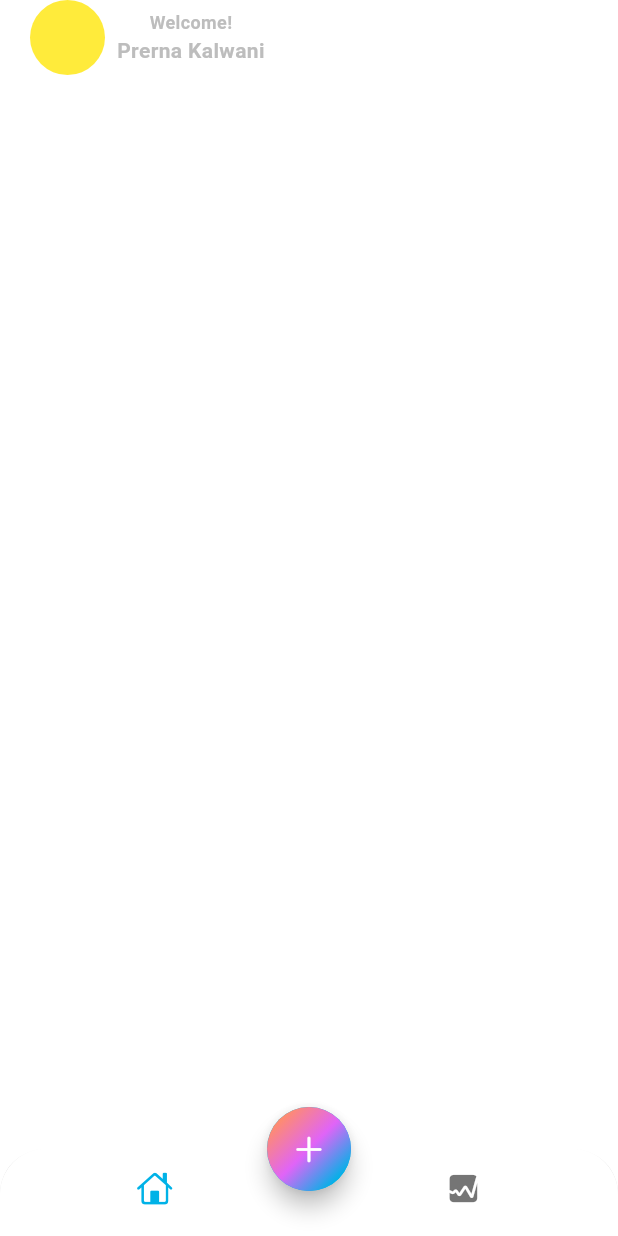
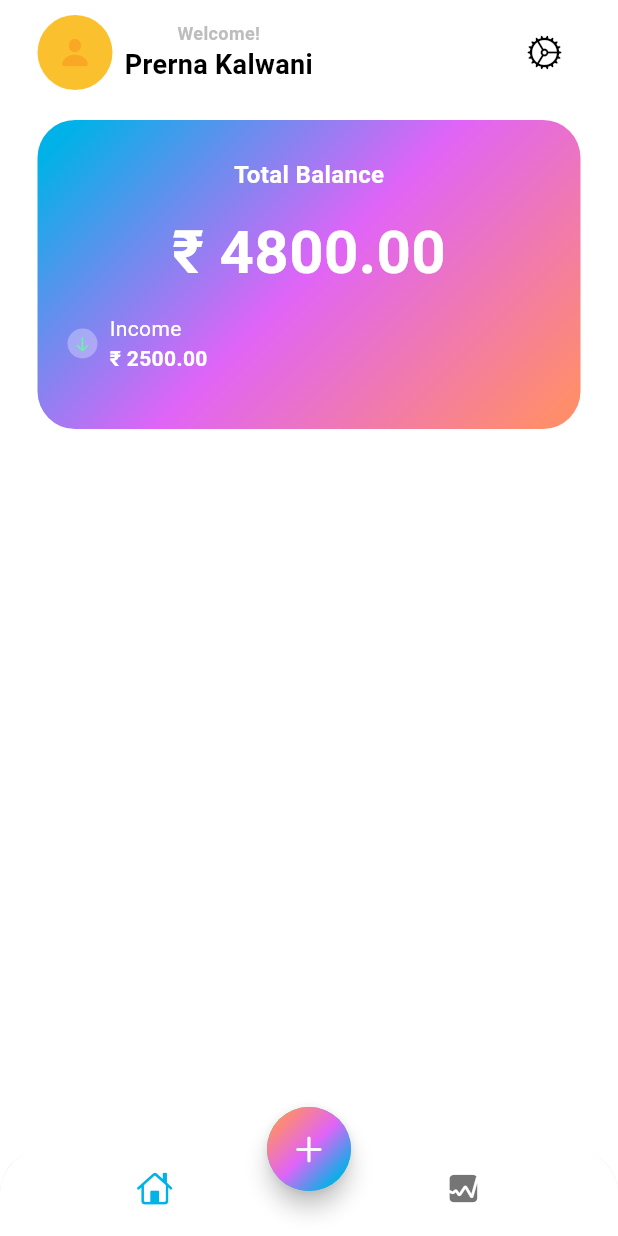
Before and after one commit to NANA100908/finance_buddy, a Flutter app: the screen it shows after launch, on a phone screen of 412 x 824 dp. Run offline on Flutter 3.47's test engine with Material 3 defaults, Android fonts, the phone set to English and light mode, and no system bars.

Commit message:
main screen integrated

```diff
--- a/lib/screens/home/views/main_screen.dart
+++ b/lib/screens/home/views/main_screen.dart
@@ -1,3 +1,6 @@
+import 'dart:math';
+
+import 'package:flutter/cupertino.dart';
 import 'package:flutter/material.dart';
 
 class MainScreen extends StatelessWidget {
@@ -7,20 +10,32 @@ class MainScreen extends StatelessWidget {
   Widget build(BuildContext context) {
     return SafeArea(
       child: Padding(
-            padding: const EdgeInsets.symmetric(horizontal: 20.0),
+        padding: const EdgeInsets.symmetric(horizontal: 25, vertical: 10),
         child: Column(
           children: [
             Row(
+              mainAxisAlignment: MainAxisAlignment.spaceBetween,
+              children: [
+                Row(
+                  children: [
+                    Stack(
+                      alignment: Alignment.center,
                       children: [
                         Container(
+                          height: 50,
                           width: 50,
-                      height: 50,
                           decoration: const BoxDecoration(
                             shape: BoxShape.circle,
-                        color: Colors.yellow
+                            color: Color.fromRGBO(251, 192, 45, 1),
                           ),
                         ),
-                    const SizedBox(width: 8,),
+                        Icon(
+                          CupertinoIcons.person_fill,
+                          color: Colors.yellow.shade800,
+                        )
+                      ],
+                    ),
+                    const SizedBox(width: 8),
                     Column(
                       children: [
                         Text(
@@ -34,14 +49,103 @@ class MainScreen extends StatelessWidget {
                         Text(
                           "Prerna Kalwani",
                           style: TextStyle(
+                              fontSize: 18,
+                              fontWeight: FontWeight.bold,
+                              color: Theme.of(context).colorScheme.onBackground
+                          ),
+                        ),
+                      ],
+                    ),
+                  ],
+                ),
+                IconButton(onPressed: () {}, icon: const Icon(CupertinoIcons.settings)),
+              ],
+            ),
+            const SizedBox(height: 20,),
+            Container(
+              width: MediaQuery.of(context).size.width,
+              height: MediaQuery.of(context).size.width / 2,
+              decoration: BoxDecoration(
+                gradient: LinearGradient(
+                  colors: [
+                    Theme.of(context).colorScheme.primary,
+                    Theme.of(context).colorScheme.secondary,
+                    Theme.of(context).colorScheme.tertiary,
+                  ],
+                  transform: const GradientRotation(pi / 4),
+                ),
+                borderRadius: BorderRadius.circular(25),
+              ),
+              child: Column(
+                mainAxisAlignment: MainAxisAlignment.center,
+                children: [
+                  const Text(
+                    'Total Balance',
+                    style: TextStyle(
+                        fontSize: 16,
+                        color: Colors.white,
+                        fontWeight: FontWeight.w600
+                    ),
+                  ),
+                  const SizedBox(height: 12),
+                  const Text(
+                    '\u{20B9} 4800.00',
+                    style: TextStyle(
+                        fontSize: 40,
+                        color: Colors.white,
+                        fontWeight: FontWeight.bold
+                    ),
+                  ),
+                  Padding(
+                    padding: const EdgeInsets.symmetric(vertical: 12, horizontal: 20),
+                    child: Row(
+                      children: [
+                        Row(
+                          children: [
+                            Container(
+                              width: 20,
+                              height: 20,
+                              decoration:const  BoxDecoration(
+                                  color: Colors.white30,
+                                  shape: BoxShape.circle
+                              ),
+                              child:const  Center(
+                                child: Icon(
+                                  CupertinoIcons.arrow_down,
+                                  size: 12,
+                                  color: Colors.greenAccent,
+                                ),
+                              ),
+                            ),
+                            const SizedBox(width: 8,),
+                            const Column(
+                              crossAxisAlignment: CrossAxisAlignment.start,
+                              children: [
+                                Text(
+                                  'Income',
+                                  style: TextStyle(
                                       fontSize: 14,
-                            fontWeight: FontWeight.bold,
-                            color: Theme.of(context).colorScheme.outline
+                                      color: Colors.white,
+                                      fontWeight: FontWeight.w400
                                   ),
+                                ),
+                                Text(
+                                  '\u{20B9} 2500.00',
+                                  style: TextStyle(
+                                      fontSize: 14,
+                                      color: Colors.white,
+                                      fontWeight: FontWeight.w600
+                                  ),
+                                ),
+                              ],
                             )
                           ],
                         )
                       ],
+                    ),
+                  )
+                ],
+              ),
             )
           ],
         ),
```
Lines whose indentation alone changed are shown as unchanged.
